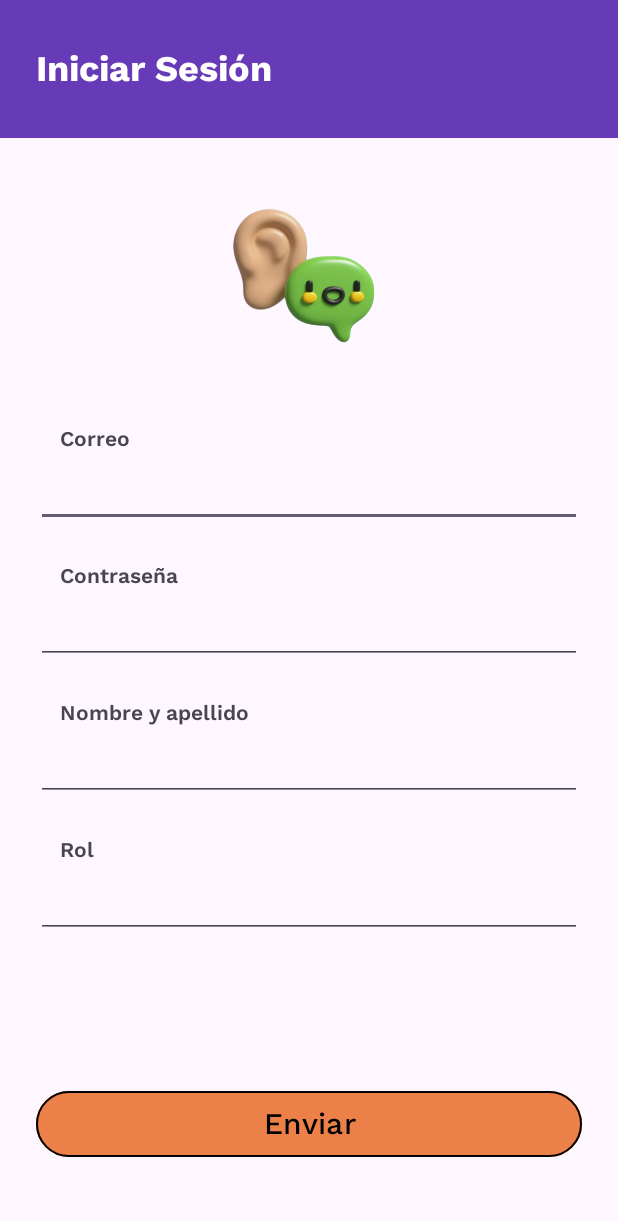
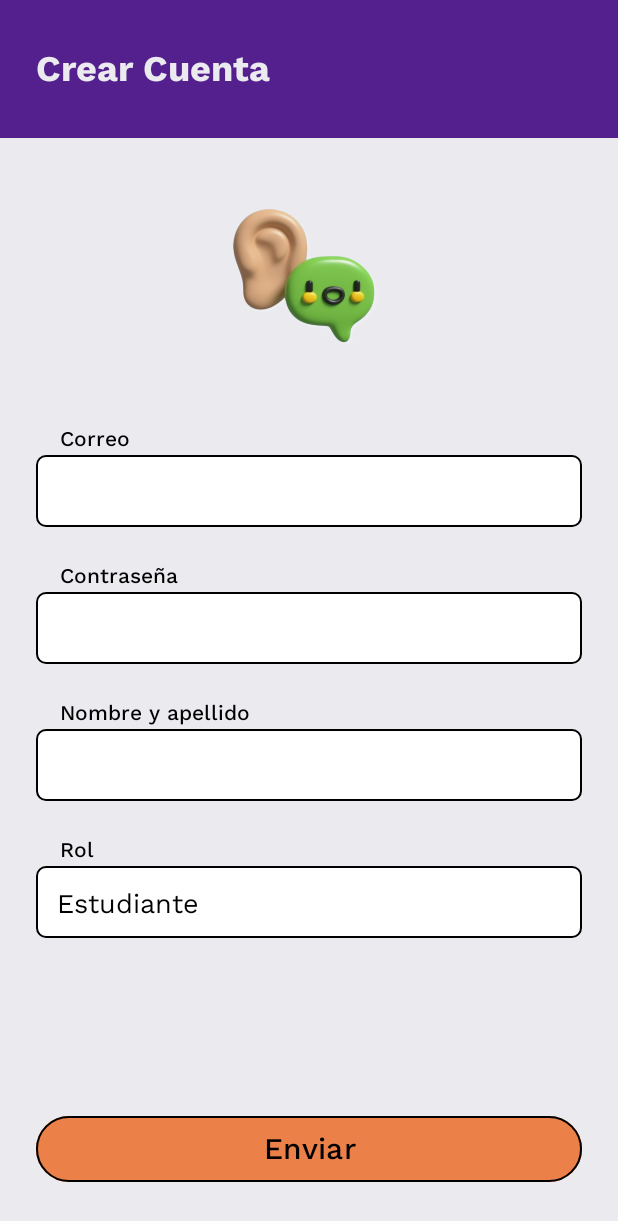
Before and after one commit to DavidAlmonacid/OirApp, an Android app: the MainActivity3 screen opened directly, with no data from a screen before it, on a phone screen of 412 x 824 dp. Shown: the top 1221 px of the screen. Run offline under Robolectric (Android 15) with nearby library versions, the phone set to English and light mode, and no system bars.

Commit message:
Restaurada pantalla de Crear Cuenta

```diff
--- a/app/src/main/res/layout/activity_main3.xml
+++ b/app/src/main/res/layout/activity_main3.xml
@@ -5,37 +5,19 @@
     android:id="@+id/main"
     android:layout_width="match_parent"
     android:layout_height="match_parent"
+    android:background="@color/colorBackgroundLight"
     tools:context=".MainActivity3">
-
-    <Button
-        android:id="@+id/button"
-        android:layout_width="match_parent"
-        android:layout_height="52dp"
-        android:layout_marginHorizontal="24dp"
-        android:layout_marginTop="60dp"
-        android:backgroundTint="@color/colorButtonPrimary"
-        android:fontFamily="@font/work_sans_500_normal"
-        android:text="Enviar"
-        android:textColor="@color/black"
-        android:textSize="20sp"
-        app:layout_constraintBottom_toBottomOf="parent"
-        app:layout_constraintEnd_toEndOf="parent"
-        app:layout_constraintHorizontal_bias="0.666"
-        app:layout_constraintStart_toStartOf="parent"
-        app:layout_constraintTop_toBottomOf="@+id/linearLayout2"
-        app:layout_constraintVertical_bias="0.819"
-        app:strokeWidth="1dp" />
 
     <TextView
         android:id="@+id/textView"
         android:layout_width="match_parent"
         android:layout_height="92dp"
-        android:background="#673AB7"
+        android:background="@color/colorBackgroundPurple"
         android:fontFamily="@font/work_sans_700_normal"
         android:gravity="center_vertical"
         android:paddingHorizontal="24dp"
-        android:text="Iniciar Sesión"
-        android:textColor="@color/white"
+        android:text="Crear Cuenta"
+        android:textColor="@color/colorTextLight"
         android:textSize="24sp"
         app:layout_constraintEnd_toEndOf="parent"
         app:layout_constraintHorizontal_bias="0.5"
@@ -70,16 +52,22 @@
             android:layout_width="wrap_content"
             android:layout_height="wrap_content"
             android:layout_marginStart="16dp"
-            android:fontFamily="@font/work_sans_600_normal"
-            android:text="Correo" />
+            android:fontFamily="@font/work_sans_500_normal"
+            android:text="Correo"
+            android:textColor="@color/black" />
 
         <EditText
             android:id="@+id/editTextTextEmailAddress"
             android:layout_width="match_parent"
             android:layout_height="48dp"
             android:layout_marginTop="2dp"
+            android:background="@drawable/rounded_background_input_light"
             android:ems="10"
-            android:inputType="textEmailAddress" />
+            android:fontFamily="@font/work_sans_400_normal"
+            android:inputType="textEmailAddress"
+            android:paddingHorizontal="14dp"
+            android:textColor="@color/black"
+            android:textCursorDrawable="@drawable/cursor" />
 
     </LinearLayout>
 
@@ -99,16 +87,22 @@
             android:layout_width="wrap_content"
             android:layout_height="wrap_content"
             android:layout_marginStart="16dp"
-            android:fontFamily="@font/work_sans_600_normal"
-            android:text="Contraseña" />
+            android:fontFamily="@font/work_sans_500_normal"
+            android:text="Contraseña"
+            android:textColor="@color/black" />
 
         <EditText
             android:id="@+id/editTextTextPassword"
             android:layout_width="match_parent"
             android:layout_height="48dp"
             android:layout_marginTop="2dp"
+            android:background="@drawable/rounded_background_input_light"
             android:ems="10"
-            android:inputType="textPassword" />
+            android:fontFamily="@font/work_sans_400_normal"
+            android:inputType="textPassword"
+            android:paddingHorizontal="14dp"
+            android:textColor="@color/black"
+            android:textCursorDrawable="@drawable/cursor" />
 
     </LinearLayout>
 
@@ -128,21 +122,26 @@
             android:layout_width="wrap_content"
             android:layout_height="wrap_content"
             android:layout_marginStart="16dp"
-            android:fontFamily="@font/work_sans_600_normal"
-            android:text="Nombre y apellido" />
+            android:fontFamily="@font/work_sans_500_normal"
+            android:text="Nombre y apellido"
+            android:textColor="@color/black" />
 
         <EditText
             android:id="@+id/editTextText"
             android:layout_width="match_parent"
             android:layout_height="48dp"
             android:layout_marginTop="2dp"
+            android:background="@drawable/rounded_background_input_light"
             android:ems="10"
-            android:inputType="text" />
+            android:fontFamily="@font/work_sans_400_normal"
+            android:inputType="text"
+            android:paddingHorizontal="14dp"
+            android:textColor="@color/black"
+            android:textCursorDrawable="@drawable/cursor" />
 
     </LinearLayout>
 
     <LinearLayout
-        android:id="@+id/linearLayout6"
         android:layout_width="match_parent"
         android:layout_height="wrap_content"
         android:layout_marginTop="24dp"
@@ -157,17 +156,34 @@
             android:layout_width="wrap_content"
             android:layout_height="wrap_content"
             android:layout_marginStart="16dp"
-            android:fontFamily="@font/work_sans_600_normal"
-            android:text="Rol" />
+            android:fontFamily="@font/work_sans_500_normal"
+            android:text="Rol"
+            android:textColor="@color/black" />
 
-        <EditText
-            android:id="@+id/editTextText2"
+        <Spinner
+            android:id="@+id/spinner"
             android:layout_width="match_parent"
             android:layout_height="48dp"
             android:layout_marginTop="2dp"
-            android:ems="10"
-            android:inputType="text" />
+            android:gravity="center"
+            android:background="@drawable/rounded_background_input_light" />
 
     </LinearLayout>
 
+    <Button
+        android:id="@+id/button"
+        android:layout_width="match_parent"
+        android:layout_height="52dp"
+        android:layout_marginHorizontal="24dp"
+        android:layout_marginBottom="32dp"
+        android:backgroundTint="@color/colorButtonPrimary"
+        android:fontFamily="@font/work_sans_500_normal"
+        android:text="Enviar"
+        android:textColor="@color/black"
+        android:textSize="20sp"
+        app:layout_constraintBottom_toBottomOf="parent"
+        app:layout_constraintEnd_toEndOf="parent"
+        app:layout_constraintStart_toStartOf="parent"
+        app:strokeWidth="1dp" />
+
 </androidx.constraintlayout.widget.ConstraintLayout>
```
